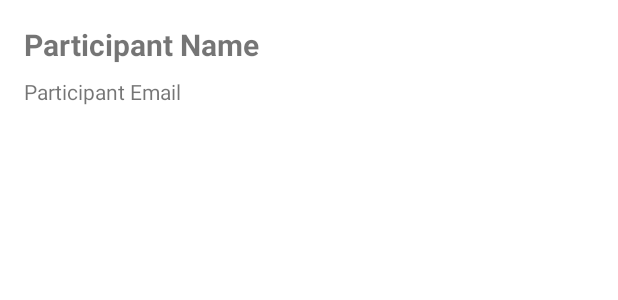
After one commit to rafacm1803/Pay2Share, an Android app: the layout activity_participant_detail.xml on its own in the app's theme, with its tools: preview values and no code run, on a phone screen of 412 x 824 dp. The commit adds this screen. Shown: the top 300 px of the screen. Run offline under Robolectric (Android 15) with nearby library versions, the phone set to English and light mode, and no system bars.

Commit message:
Mas cositas

```diff
--- a/app/src/main/AndroidManifest.xml
+++ b/app/src/main/AndroidManifest.xml
@@ -54,6 +54,10 @@
             android:theme="@style/Theme.Pay2Share.NoActionBar">
         </activity>
 
+        <activity android:name=".ui.group.ParticipantDetailActivity" />
+
+
+
     </application>
 
 </manifest>
--- /dev/null
+++ b/app/src/main/res/layout/activity_participant_detail.xml
@@ -0,0 +1,23 @@
+<?xml version="1.0" encoding="utf-8"?>
+<LinearLayout
+    xmlns:android="http://schemas.android.com/apk/res/android"
+    android:layout_width="match_parent"
+    android:layout_height="match_parent"
+    android:orientation="vertical"
+    android:padding="16dp">
+
+    <TextView
+        android:id="@+id/textParticipantName"
+        android:layout_width="wrap_content"
+        android:layout_height="wrap_content"
+        android:text="Participant Name"
+        android:textSize="20sp"
+        android:textStyle="bold" />
+
+    <TextView
+        android:id="@+id/textParticipantEmail"
+        android:layout_width="wrap_content"
+        android:layout_height="wrap_content"
+        android:text="Participant Email"
+        android:layout_marginTop="8dp" />
+</LinearLayout>
```
Also changed, not shown: app/src/main/java/com/pay2share/ui/group/GroupDetailActivity.kt (+10 -0 lines), app/src/main/java/com/pay2share/ui/group/ParticipantDetailActivity.kt (added, +44 -0 lines).
